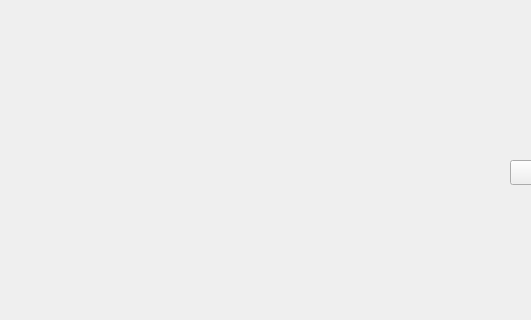
Above: QT_Graph/mainwindow.ui from fedeluis/QT-Graph-ringbuffer before the change; both pictures show x 0 to 531 and y 280 to 600 of the 800 by 600 pixel window. Below: the same form after it.
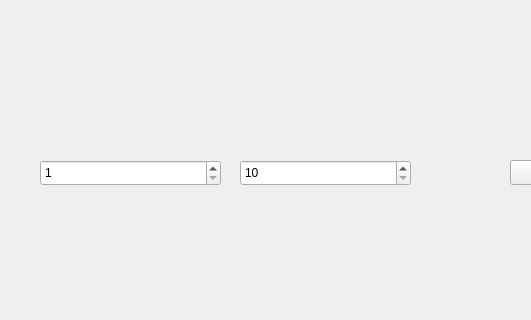
That is the form after the change. Custom widgets are drawn as their Qt base class.

Commit message: aggiunto spinbox per variare valori assi

Diff of the .ui file:
```diff
--- a/QT_Graph/mainwindow.ui
+++ b/QT_Graph/mainwindow.ui
@@ -50,6 +50,41 @@
      </rect>
     </property>
    </widget>
+   <widget class="QSpinBox" name="spin_x_axis">
+    <property name="geometry">
+     <rect>
+      <x>40</x>
+      <y>440</y>
+      <width>181</width>
+      <height>26</height>
+     </rect>
+    </property>
+    <property name="minimum">
+     <number>1</number>
+    </property>
+    <property name="maximum">
+     <number>10</number>
+    </property>
+   </widget>
+   <widget class="QSpinBox" name="spin_y_axis">
+    <property name="geometry">
+     <rect>
+      <x>240</x>
+      <y>440</y>
+      <width>171</width>
+      <height>26</height>
+     </rect>
+    </property>
+    <property name="minimum">
+     <number>10</number>
+    </property>
+    <property name="maximum">
+     <number>200</number>
+    </property>
+    <property name="singleStep">
+     <number>10</number>
+    </property>
+   </widget>
   </widget>
   <widget class="QStatusBar" name="statusbar"/>
  </widget>
```
The commit also changes 4 other files.
